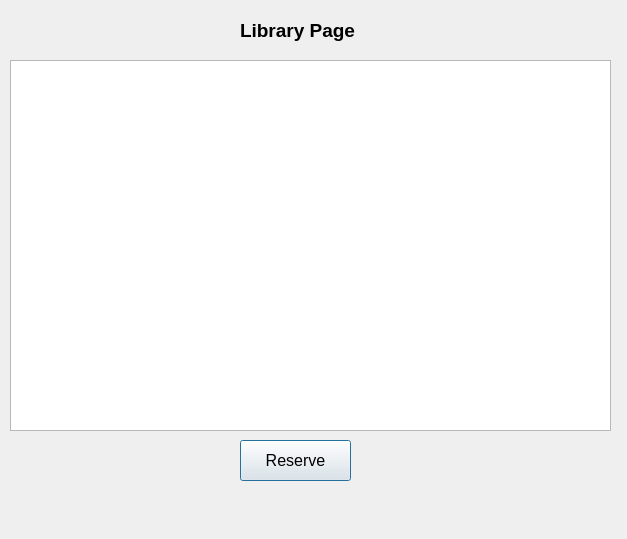
Qt form projekt/src/librarywindow.ui (hrutkowski/Internet_Library) before a commit.
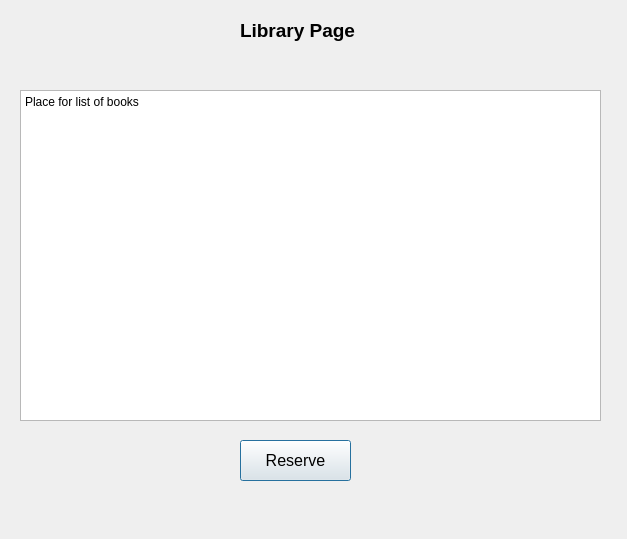
The same form after that commit.

The edit to the form file:
```diff
--- a/projekt/src/librarywindow.ui
+++ b/projekt/src/librarywindow.ui
@@ -33,19 +33,6 @@
     <string>Library Page</string>
    </property>
   </widget>
-  <widget class="QListView" name="listView">
-   <property name="geometry">
-    <rect>
-     <x>10</x>
-     <y>60</y>
-     <width>601</width>
-     <height>371</height>
-    </rect>
-   </property>
-   <property name="mouseTracking">
-    <bool>false</bool>
-   </property>
-  </widget>
   <widget class="QPushButton" name="pushButtonReserve">
    <property name="geometry">
     <rect>
@@ -82,6 +69,19 @@
     <string/>
    </property>
   </widget>
+  <widget class="QPlainTextEdit" name="plainTextEdit">
+   <property name="geometry">
+    <rect>
+     <x>20</x>
+     <y>90</y>
+     <width>581</width>
+     <height>331</height>
+    </rect>
+   </property>
+   <property name="plainText">
+    <string>Place for list of books</string>
+   </property>
+  </widget>
  </widget>
  <resources/>
  <connections/>
```
